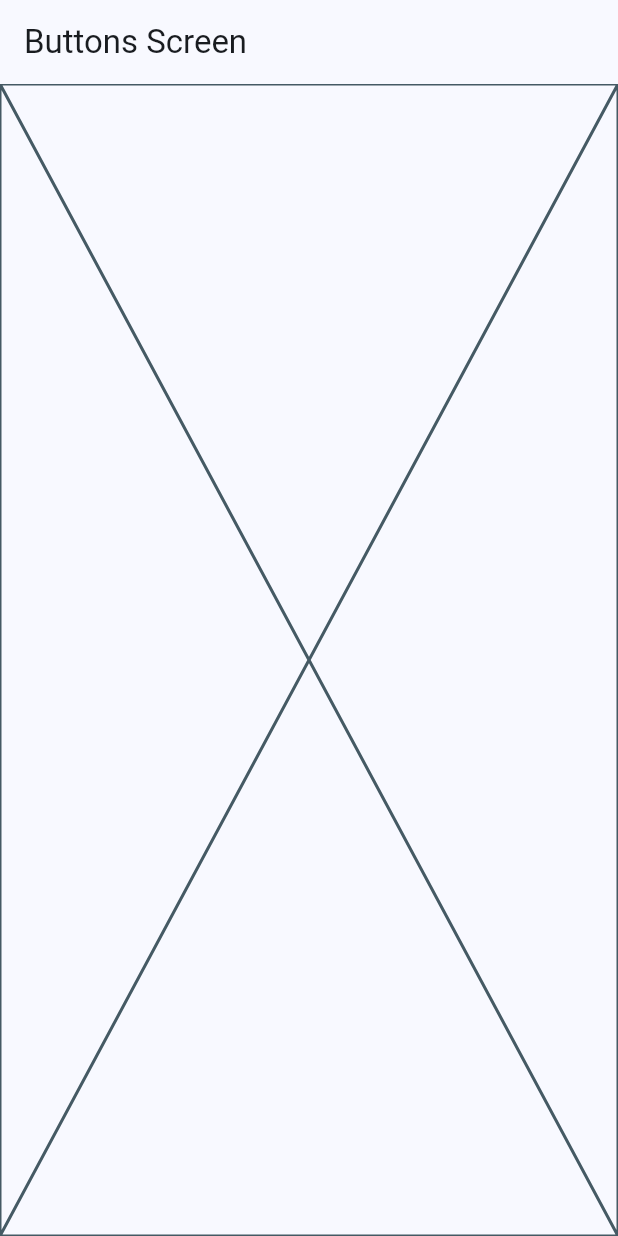
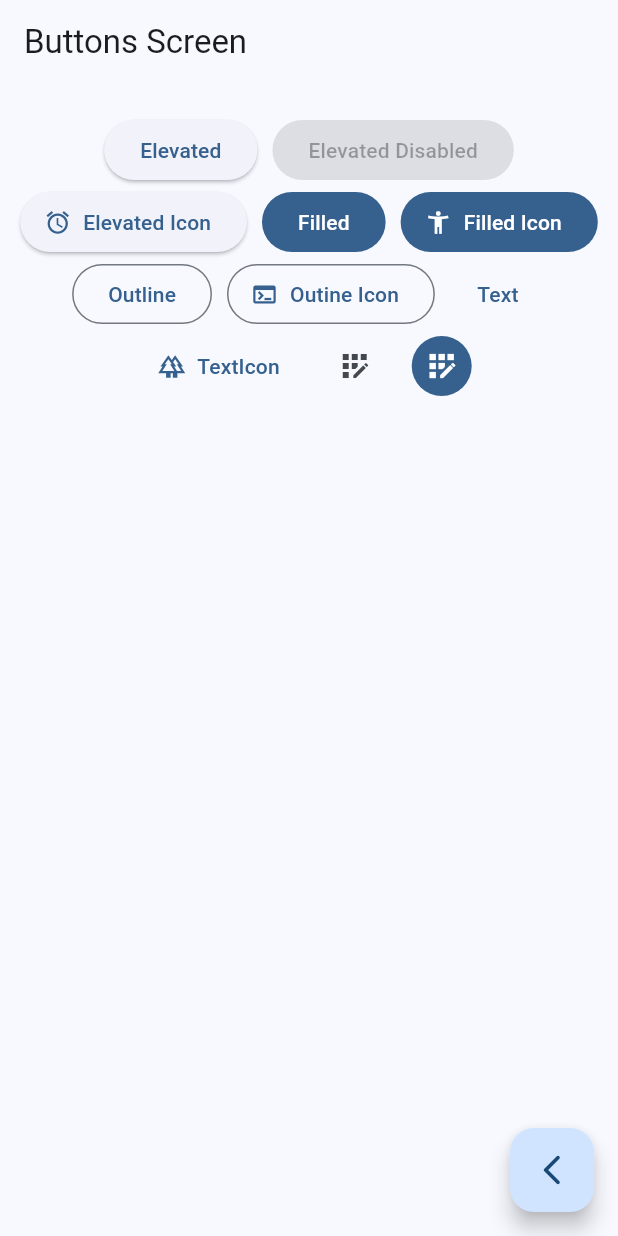
Before and after one commit to AlexMartin998/basic-flutter-widgets-review, a Flutter app: the ButtonsScreen screen opened by its route, on a phone screen of 412 x 824 dp. Run offline on Flutter 3.47's test engine with Material 2 defaults, Android fonts, the phone set to English and light mode, and no system bars; our stand-ins replace go_router.

Commit message:
[ADD]: buttons preconfigured by material

```diff
--- a/lib/presentation/screens/buttons/buttons_screen.dart
+++ b/lib/presentation/screens/buttons/buttons_screen.dart
@@ -1,4 +1,5 @@
 import 'package:flutter/material.dart';
+import 'package:go_router/go_router.dart';
 
 
 class ButtonsScreen extends StatelessWidget {
@@ -9,12 +10,95 @@ class ButtonsScreen extends StatelessWidget {
 
   @override
   Widget build(BuildContext context) {
+
     return Scaffold(
       appBar: AppBar(
         title: const Text('Buttons Screen'),
       ),
 
-      body: const Placeholder() ,
+
+      body: const _ButtonsView() ,
+
+      // // btn flotante q se colaba al right/button
+      floatingActionButton: FloatingActionButton(
+        child: const Icon(Icons.arrow_back_ios_new_rounded),
+        onPressed: () {
+          context.pop();  // retrocede al prev route
+        },
+      ),
     );
   }
 }
+
+
+
+class _ButtonsView extends StatelessWidget {
+  const _ButtonsView();
+
+
+  @override
+  Widget build(BuildContext context) {
+    final color = Theme.of(context).colorScheme;
+
+    return SizedBox.expand(
+      child: Padding(
+        padding: const EdgeInsets.symmetric(horizontal: 10, vertical: 20),
+
+        child: Wrap( //
+          spacing: 10,
+          alignment: WrapAlignment.center,
+
+          children: [
+            ElevatedButton(onPressed: () {}, child: const Text('Elevated')),
+            const ElevatedButton(onPressed: null, child: Text('Elevated Disabled')),
+
+
+            ElevatedButton.icon(
+              onPressed: (){},
+              icon: const Icon(Icons.access_alarm_outlined), label: const Text('Elevated Icon')
+            ),
+
+
+            FilledButton(onPressed: (){}, child: const Text('Filled')),
+            FilledButton.icon(
+              onPressed: (){},
+              icon: const Icon(Icons.accessibility_new_outlined),
+              label: const Text('Filled Icon')
+            ),
+
+
+            OutlinedButton(onPressed: (){}, child: const Text('Outline')),
+            OutlinedButton.icon(
+              onPressed: (){},
+              icon: const Icon(Icons.terminal_outlined),
+              label: const Text('Outine Icon'),
+            ),
+
+
+            TextButton(onPressed: (){}, child: const Text('Text')),
+            TextButton.icon(
+              onPressed: (){},
+              icon: const Icon(Icons.forest_outlined),
+              label: const Text('TextIcon'),
+            ),
+
+
+            // TODO: custom button
+
+
+            IconButton(onPressed: (){}, icon: const Icon(Icons.app_registration)),
+            IconButton(
+              onPressed: (){},
+              icon: const Icon(Icons.app_registration),
+              style: ButtonStyle(
+                backgroundColor: MaterialStatePropertyAll(color.primary),
+                iconColor: const MaterialStatePropertyAll(Colors.white)
+              ),
+            ),
+
+          ],
+        ),
+      ),
+    );
+  }
+}
```
